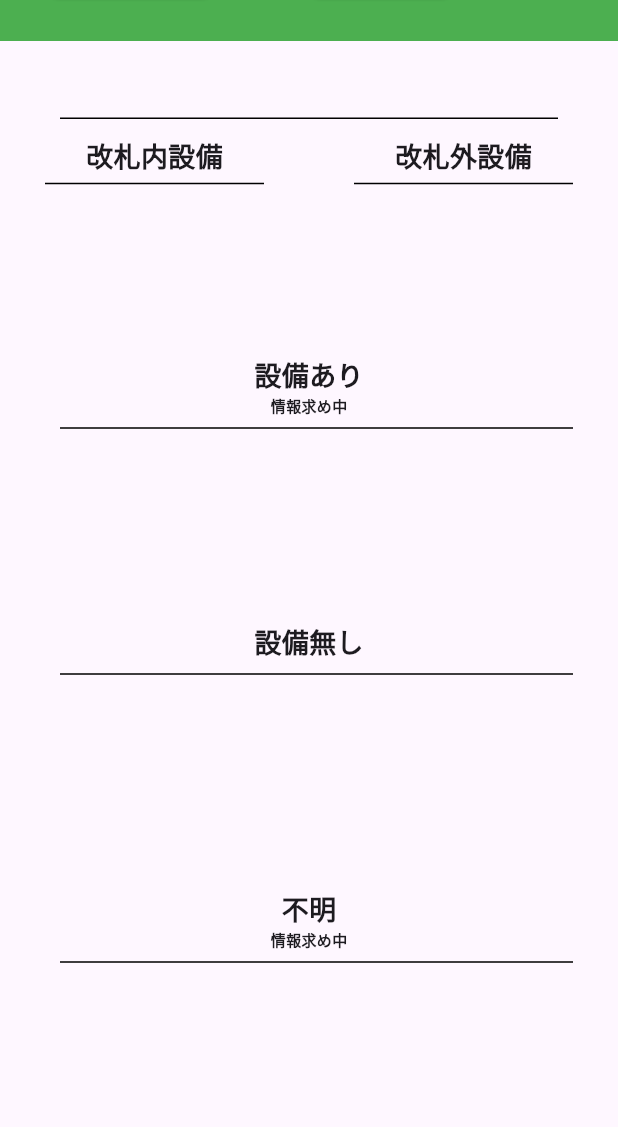
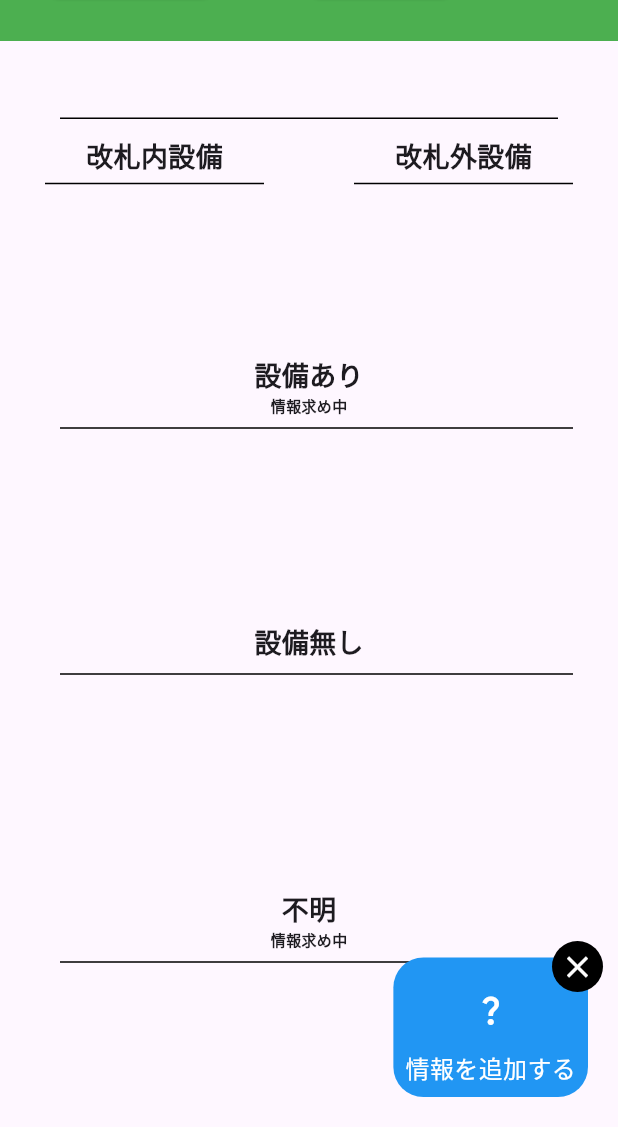
Before and after one commit to jphacks/ng_2407, a Flutter app: the StationInfoWidget screen opened directly with empty values, on a phone screen of 412 x 824 dp, the part 109-1236 px from its top. Run offline on Flutter 3.47's test engine with Material 3 defaults, Android fonts, the phone set to English and light mode, and no system bars; our stand-ins replace cloud_firestore, firebase_core, geocoding, geolocator, google_maps_flutter; missing offline and left inert: flutter_config, google_place; accounts and stored records are empty; Roboto replaces fonts that are missing (ZenMaru).

```diff
--- a/lib/stationWidget.dart
+++ b/lib/stationWidget.dart
@@ -7,9 +7,9 @@ class StationInfoWidget extends StatefulWidget {
   final Station station;
 
   const StationInfoWidget({
-    Key? key,
+    super.key,
     required this.station,
-  }) : super(key: key);
+  });
 
   @override
   State<StationInfoWidget> createState() => _StationInfoWidgetState();
@@ -19,6 +19,7 @@ class _StationInfoWidgetState extends State<StationInfoWidget> {
   final StationService _stationService = StationService();
   StationDetail? _stationDetail;
   bool _isLoading = true;
+  bool _isVisible = true;
 
   @override
   void initState() {
@@ -74,13 +75,13 @@ class _StationInfoWidgetState extends State<StationInfoWidget> {
             outsideFacilities.add(facility.name);
             break;
           case 1: // あり(情報求む)
-            otherFacilities.add('${facility.name}');
+            otherFacilities.add(facility.name);
             break;
           case 0: // わからない
-            unknownFacilities.add('${facility.name}');
+            unknownFacilities.add(facility.name);
             break;
           default: // なし
-            noFacilities.add('${facility.name}');
+            noFacilities.add(facility.name);
         }
       }
     }
@@ -123,7 +124,7 @@ class _StationInfoWidgetState extends State<StationInfoWidget> {
   Widget build(BuildContext context) {
     return Scaffold(
       appBar: const Header(state: 0),
-      body: Column(
+      body: Stack(alignment:const Alignment(1, 1),children:[Column(
         crossAxisAlignment: CrossAxisAlignment.center,
         children: [
           // 駅駅
@@ -312,7 +313,7 @@ class _StationInfoWidgetState extends State<StationInfoWidget> {
                                 style: const TextStyle(fontSize: 14),
                               ),
                             );
-                          }).toList(),
+                          }),
                         ],
                       ],
                     ),
@@ -369,7 +370,7 @@ class _StationInfoWidgetState extends State<StationInfoWidget> {
                                 style: const TextStyle(fontSize: 14),
                               ),
                             );
-                          }).toList(),
+                          }),
                         ],
                       ],
                     ),
@@ -434,7 +435,7 @@ class _StationInfoWidgetState extends State<StationInfoWidget> {
                                 style: const TextStyle(fontSize: 14),
                               ),
                             );
-                          }).toList(),
+                          }),
                         ],
                       ],
                     ),
@@ -445,6 +446,64 @@ class _StationInfoWidgetState extends State<StationInfoWidget> {
           ),
         ],
       ),
+      (_isVisible)?Align(
+        alignment: Alignment.bottomRight,
+        child: InkWell(
+          onTap: () {
+            Navigator.of(context).pop();
+          },
+          child: Container(
+            padding: const EdgeInsets.all(8),
+            margin: const EdgeInsets.only(bottom: 20, right: 20),
+            decoration: BoxDecoration(
+              color: Colors.blue,
+              borderRadius: BorderRadius.circular(20),
+            ),
+            child: const Column(
+              mainAxisSize: MainAxisSize.min,
+              children: [
+                SizedBox(height:15),
+                Icon(
+                  Icons.question_mark,
+                  color: Colors.white,
+                ),
+                SizedBox(height: 15), // アイコンとテキストの間にスペースを追加
+                Text(
+                  '情報を追加する',
+                  style: TextStyle(
+                    color: Colors.white,
+                    fontSize: 16,
+                  ),
+                ),
+              ],
+            ),
+          ),
+        ),
+      ):Align(
+        alignment: Alignment.bottomRight,
+        child: Container(),
+      ),
+      (_isVisible)?InkWell(
+        onTap: () {
+          setState((){
+            _isVisible = false;
+          });
+        },
+        child: Container(
+          padding: const EdgeInsets.all(5),
+          margin: const EdgeInsets.only(bottom: 90, right: 10),
+          decoration: BoxDecoration(
+            color: Colors.black,
+            borderRadius: BorderRadius.circular(20),
+          ),
+          child:const Icon(
+            Icons.close,
+            color: Colors.white,
+          ),
+        ),
+      ):Container(),
+      ]
+      ),
     );
   }
 }
```
